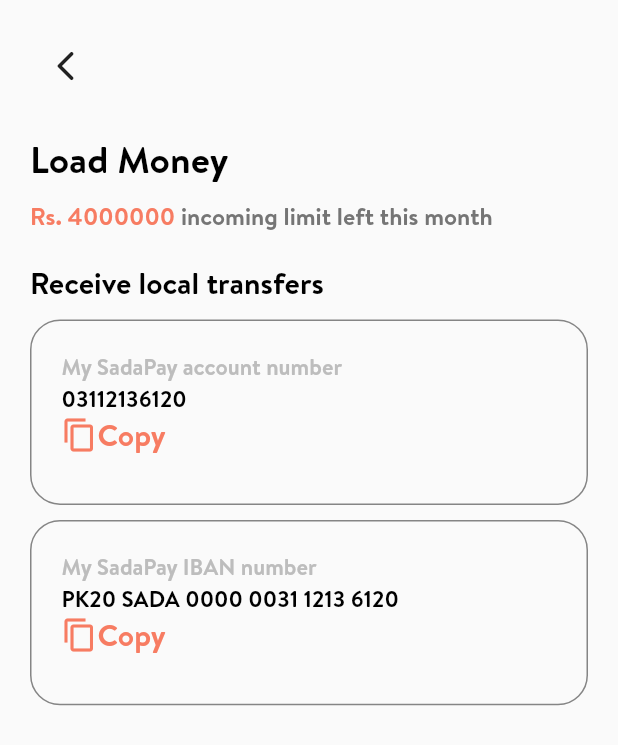
After one commit to Suhaibusman/Sadapay-Clone, a Flutter app: the LoadMoney screen opened directly, on a phone screen of 412 x 824 dp. The commit adds this screen. Shown: the top 745 px of the screen. Run offline on Flutter 3.47's test engine with Material 2 defaults, Android fonts, the phone set to English and light mode, and no system bars.

Commit message:
sadapay clone

```diff
--- a/lib/data/amount.dart
+++ b/lib/data/amount.dart
@@ -1 +1,2 @@
-int accountBalance = 200;
+int accountBalance = 5000;
+int totalLimit =4000000;
--- a/lib/screens/payment/mobiletopup/mobiletopup.dart
+++ b/lib/screens/payment/mobiletopup/mobiletopup.dart
@@ -32,8 +32,8 @@ class _MobileTopUpState extends State<MobileTopUp> {
                         const SizedBox(height: 20,),
                   InkWell(
                     onTap: (){
-                      setState( ()async {
-                     await   Navigator.push(context, MaterialPageRoute(builder: (context) => const BalanceScreen(),));
+                      setState( () {
+                        Navigator.push(context, MaterialPageRoute(builder: (context) => const BalanceScreen(),));
                       });
                     },
                     child: Container(
--- a/lib/screens/personal/personalscreen.dart
+++ b/lib/screens/personal/personalscreen.dart
@@ -1,5 +1,6 @@
 import 'package:flutter/material.dart';
-import 'package:sadapayclone/screens/personal/widgets/topContainers.dart';
+import 'package:sadapayclone/screens/personal/widgets/topcontainer/topcontainers.dart';
+
 import 'package:sadapayclone/screens/personal/widgets/transactionlistwidget.dart';
 import 'package:sadapayclone/widgets/BottomNavBar/navbar.dart';
 
--- a/lib/screens/personal/widgets/topcontainers.dart
+++ b/lib/screens/personal/widgets/topcontainer/topcontainers.dart
@@ -1,6 +1,8 @@
 import 'package:flutter/material.dart';
 import 'package:sadapayclone/constants/colors.dart';
 import 'package:sadapayclone/data/amount.dart';
+import 'package:sadapayclone/screens/personal/widgets/topcontainer/widgets/loadmoney.dart';
+
 
 class TopContainer extends StatefulWidget {
   const TopContainer({super.key});
@@ -61,7 +63,11 @@ class _TopContainerState extends State<TopContainer> {
                     child: Column(
 
                       children: [
-                        Container(
+                        InkWell(
+                          onTap: () {
+                            Navigator.push(context, MaterialPageRoute(builder: (context) => const LoadMoney(),));
+                          },
+                          child: Container(
                                               height: MediaQuery.sizeOf(context).height*0.14,
                                               width: MediaQuery.sizeOf(context).width*0.35,
                                               decoration: BoxDecoration(
@@ -87,6 +93,7 @@ class _TopContainerState extends State<TopContainer> {
                               ),
 
                             ],
+                          ),
                                               ),
                                             ),
                         ),
--- /dev/null
+++ b/lib/screens/personal/widgets/topcontainer/widgets/loadmoney.dart
@@ -0,0 +1,233 @@
+import 'package:flutter/material.dart';
+import 'package:sadapayclone/constants/colors.dart';
+import 'package:sadapayclone/data/amount.dart';
+
+class LoadMoney extends StatefulWidget {
+  const LoadMoney({Key? key}) : super(key: key);
+
+  @override
+  State<LoadMoney> createState() => _LoadMoneyState();
+}
+
+class _LoadMoneyState extends State<LoadMoney> {
+  bool isCopied = false;
+
+  void copyToClipboard() {
+    // Implement your copy logic here if needed.
+    // You can use the Clipboard package or any other method.
+    // For this example, we'll just toggle the 'isCopied' flag.
+    setState(() {
+      isCopied = true;
+    });
+
+    // Automatically hide the "Copied" message after 5 seconds.
+    Future.delayed(const Duration(seconds: 3), () {
+      setState(() {
+        isCopied = false;
+      });
+    });
+  }
+
+  @override
+  Widget build(BuildContext context) {
+    return SafeArea(
+      child: Scaffold(
+        body: Padding(
+          padding: const EdgeInsets.all(20),
+          child: Column(
+            crossAxisAlignment: CrossAxisAlignment.start,
+            children: [
+              IconButton(
+                onPressed: () {
+                  Navigator.pop(context);
+                },
+                icon: const Icon(Icons.arrow_back_ios_rounded),
+              ),
+              const SizedBox(height: 20,),
+              const Text(
+                "Load Money",
+                style: TextStyle(
+                  fontFamily: "Brandon",
+                  fontSize: 25,
+                  fontWeight: FontWeight.w600,
+                  color: Colors.black,
+                ),
+              ),
+              const SizedBox(height: 10,),
+              Row(
+                children: [
+                  Text(
+                    "Rs. ${totalLimit.toString() }",
+                    style: const TextStyle(
+                      fontFamily: "Brandon",
+                      fontSize: 16,
+                      fontWeight: FontWeight.w600,
+                      color: MyColors.pinkColor,
+                    ),
+                  ),
+                  Text(
+                    " incoming limit left this month",
+                    style: TextStyle(
+                      fontFamily: "Brandon",
+                      fontSize: 16,
+                      fontWeight: FontWeight.w500,
+                      color: Colors.grey[600],
+                    ),
+                  ),
+                ],
+              ),
+              const SizedBox(height: 20,),
+              const Text(
+                "Receive local transfers",
+                style: TextStyle(
+                  fontFamily: "Brandon",
+                  fontSize: 20,
+                  fontWeight: FontWeight.w600,
+                  color: Colors.black,
+                ),
+              ),
+              const SizedBox(height: 10,),
+              InkWell(
+                onTap: () {
+                  copyToClipboard();
+                },
+                child: Container(
+                  height: MediaQuery.of(context).size.height * 0.15,
+                  width: MediaQuery.of(context).size.width,
+                  decoration: BoxDecoration(
+                    borderRadius: BorderRadius.circular(20),
+                    border: Border.all(color: const Color.fromARGB(255, 133, 133, 133)),
+                  ),
+                  child: Padding(
+                    padding: const EdgeInsets.all(20),
+                    child: Column(
+                      crossAxisAlignment: CrossAxisAlignment.start,
+                      children: [
+                        Text(
+                          "My SadaPay account number",
+                          style: TextStyle(
+                            fontFamily: "Brandon",
+                            fontSize: 15,
+                            fontWeight: FontWeight.w600,
+                            color: Colors.grey[400],
+                          ),
+                        ),
+                        const Text(
+                          "03112136120",
+                          style: TextStyle(
+                            fontFamily: "Brandon",
+                            fontSize: 15,
+                            fontWeight: FontWeight.w600,
+                            color: Colors.black,
+                          ),
+                        ),
+                        const Row(
+                          children: [
+                            Icon(
+                              Icons.copy,
+                              color: MyColors.pinkColor,
+                            ),
+                            Text(
+                              "Copy",
+                              style: TextStyle(
+                                fontFamily: "Brandon",
+                                fontSize: 20,
+                                fontWeight: FontWeight.w600,
+                                color: MyColors.pinkColor,
+                              ),
+                            ),
+                          ],
+                        ),
+                      ],
+                    ),
+                  ),
+                ),
+              ),
+               const SizedBox(height: 10,),
+              InkWell(
+                onTap: () {
+                  copyToClipboard();
+                },
+                child: Container(
+                  height: MediaQuery.of(context).size.height * 0.15,
+                  width: MediaQuery.of(context).size.width,
+                  decoration: BoxDecoration(
+                    borderRadius: BorderRadius.circular(20),
+                    border: Border.all(color: const Color.fromARGB(255, 133, 133, 133)),
+                  ),
+                  child: Padding(
+                    padding: const EdgeInsets.all(20),
+                    child: Column(
+                      crossAxisAlignment: CrossAxisAlignment.start,
+                      children: [
+                        Text(
+                          "My SadaPay IBAN number",
+                          style: TextStyle(
+                            fontFamily: "Brandon",
+                            fontSize: 15,
+                            fontWeight: FontWeight.w600,
+                            color: Colors.grey[400],
+                          ),
+                        ),
+                        const Text(
+                          "PK20 SADA 0000 0031 1213 6120",
+                          style: TextStyle(
+                            fontFamily: "Brandon",
+                            fontSize: 15,
+                            fontWeight: FontWeight.w600,
+                            color: Colors.black,
+                          ),
+                        ),
+                        const Row(
+                          children: [
+                            Icon(
+                              Icons.copy,
+                              color: MyColors.pinkColor,
+                            ),
+                            Text(
+                              "Copy",
+                              style: TextStyle(
+                                fontFamily: "Brandon",
+                                fontSize: 20,
+                                fontWeight: FontWeight.w600,
+                                color: MyColors.pinkColor,
+                              ),
+                            ),
+                          ],
+                        ),
+                      ],
+                    ),
+                  ),
+                ),
+              ),
+              if (isCopied)
+                Container(
+                  padding: const EdgeInsets.all(10),
+                  decoration: BoxDecoration(
+                    color: Colors.black,
+                    borderRadius: BorderRadius.circular(20),
+                  ),
+                  child: const Row(
+                    mainAxisSize: MainAxisSize.min,
+                    mainAxisAlignment: MainAxisAlignment.center,
+                    children: [
+                      Icon(Icons.done, color: Colors.white),
+                      Text(
+                        "Copied",
+                        style: TextStyle(
+                          fontFamily: "Brandon",
+                          fontSize: 20,
+                          fontWeight: FontWeight.w600,
+                          color: Colors.white,
+                        ),
+                      ),
+                    ],
+                  ),
+                ),
+            ],
+          ),
+        ),
+      ),
+    );
+  }
+}
```
Lines whose indentation alone changed are shown as unchanged.
